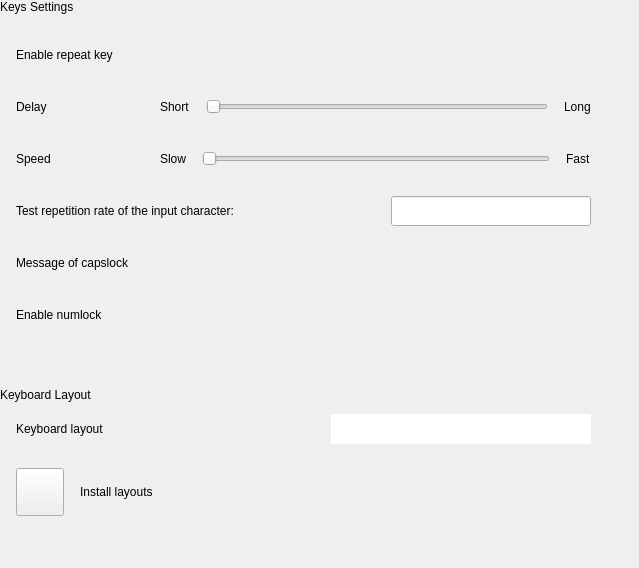
Above: plugins/devices/keyboard/keyboardcontrol.ui from ukui/ukui-control-center before the change. Below: the same form after it.
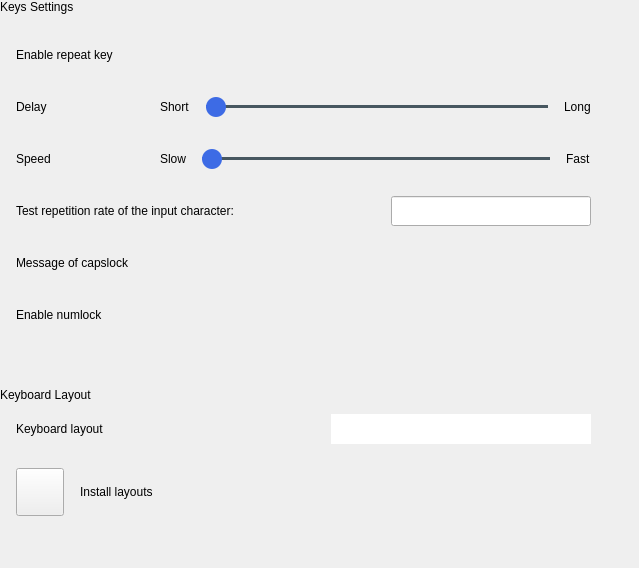
That is the form after the change. Icons and pictures are not drawn.

Commit message: 1:change secondary menu style,2:add png,3:fix display module bug,4:resolved #66 #38

```diff
--- a/plugins/devices/keyboard/keyboardcontrol.ui
+++ b/plugins/devices/keyboard/keyboardcontrol.ui
@@ -229,6 +229,35 @@
         </item>
         <item>
          <widget class="QSlider" name="delayHorSlider">
+          <property name="styleSheet">
+           <string notr="true">QSlider{
+    width: 178px;
+    height: 20px;
+}
+QSlider::groove:horizontal {
+    border: 0px solid #bbb;
+
+}
+QSlider::sub-page:horizontal {
+    background: #3D6BE5;
+    border-radius: 2px;
+    margin-top:8px;
+    margin-bottom:9px;
+}
+QSlider::add-page:horizontal {
+    background:  rgba(52,70,80,90%);
+    border: 0px solid #777;
+    border-radius: 2px;
+    margin-top:8px;
+    margin-bottom:9px;
+}
+QSlider::handle:horizontal {
+    width: 20px;
+    height: 20px;
+    background: #3D6BE5;
+    border-radius:10px;
+}</string>
+          </property>
           <property name="minimum">
            <number>100</number>
           </property>
@@ -342,6 +371,35 @@
         </item>
         <item>
          <widget class="QSlider" name="speedHorSlider">
+          <property name="styleSheet">
+           <string notr="true">QSlider{
+    width: 178px;
+    height: 20px;
+}
+QSlider::groove:horizontal {
+    border: 0px solid #bbb;
+
+}
+QSlider::sub-page:horizontal {
+    background: #3D6BE5;
+    border-radius: 2px;
+    margin-top:8px;
+    margin-bottom:9px;
+}
+QSlider::add-page:horizontal {
+    background:  rgba(52,70,80,90%);
+    border: 0px solid #777;
+    border-radius: 2px;
+    margin-top:8px;
+    margin-bottom:9px;
+}
+QSlider::handle:horizontal {
+    width: 20px;
+    height: 20px;
+    background: #3D6BE5;
+    border-radius:10px;
+}</string>
+          </property>
           <property name="minimum">
            <number>10</number>
           </property>
```
The commit also changes 31 other files.
